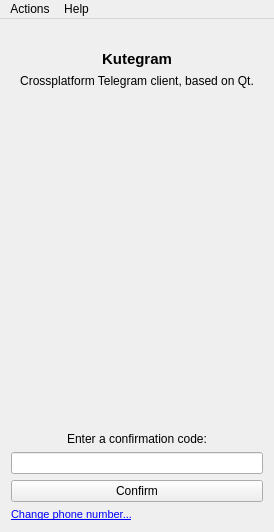
Before: the Qt Designer form mainwindow.ui in kutegram/client, drawn with Qt 5.
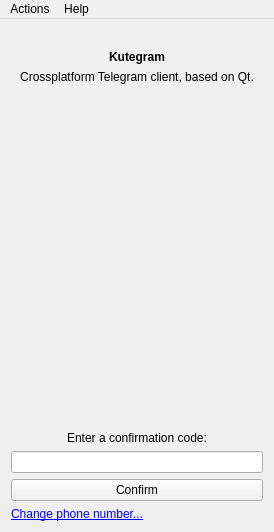
After: the same form once the commit is applied. The open tabs and pages were chosen to show the change. Icons and pictures are not drawn. Custom widgets are drawn as their Qt base class.

The edit to the form file:
```diff
--- a/mainwindow.ui
+++ b/mainwindow.ui
@@ -48,7 +48,6 @@
          <widget class="QLabel" name="label">
           <property name="font">
            <font>
-            <pointsize>11</pointsize>
             <weight>75</weight>
             <bold>true</bold>
            </font>
@@ -207,8 +206,8 @@
                <string>&lt;!DOCTYPE HTML PUBLIC &quot;-//W3C//DTD HTML 4.0//EN&quot; &quot;http://www.w3.org/TR/REC-html40/strict.dtd&quot;&gt;
 &lt;html&gt;&lt;head&gt;&lt;meta name=&quot;qrichtext&quot; content=&quot;1&quot; /&gt;&lt;style type=&quot;text/css&quot;&gt;
 p, li { white-space: pre-wrap; }
-&lt;/style&gt;&lt;/head&gt;&lt;body style=&quot; font-family:'MS Shell Dlg 2'; font-size:8.25pt; font-weight:400; font-style:normal;&quot;&gt;
-&lt;p style=&quot; margin-top:0px; margin-bottom:0px; margin-left:0px; margin-right:0px; -qt-block-indent:0; text-indent:0px;&quot;&gt;&lt;a href=&quot;kutegram-change-phone&quot;&gt;&lt;span style=&quot; text-decoration: underline; color:#0000ff;&quot;&gt;Change phone number...&lt;/span&gt;&lt;/a&gt;&lt;/p&gt;&lt;/body&gt;&lt;/html&gt;</string>
+&lt;/style&gt;&lt;/head&gt;&lt;body&gt;
+&lt;p style=&quot; margin-top:0px; margin-bottom:0px; margin-left:0px; margin-right:0px; -qt-block-indent:0; text-indent:0px;&quot;&gt;&lt;a href=&quot;kutegram://change-phone&quot;&gt;&lt;span style=&quot; text-decoration: underline; color:#0000ff;&quot;&gt;Change phone number...&lt;/span&gt;&lt;/a&gt;&lt;/p&gt;&lt;/body&gt;&lt;/html&gt;</string>
               </property>
              </widget>
             </item>
```
